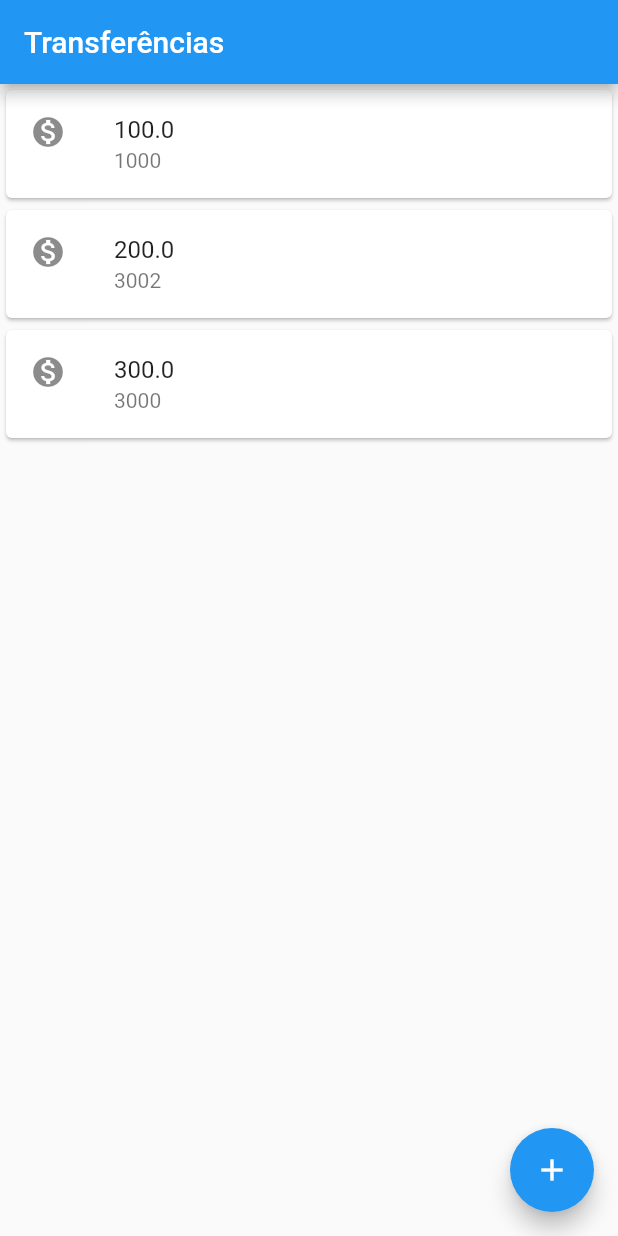
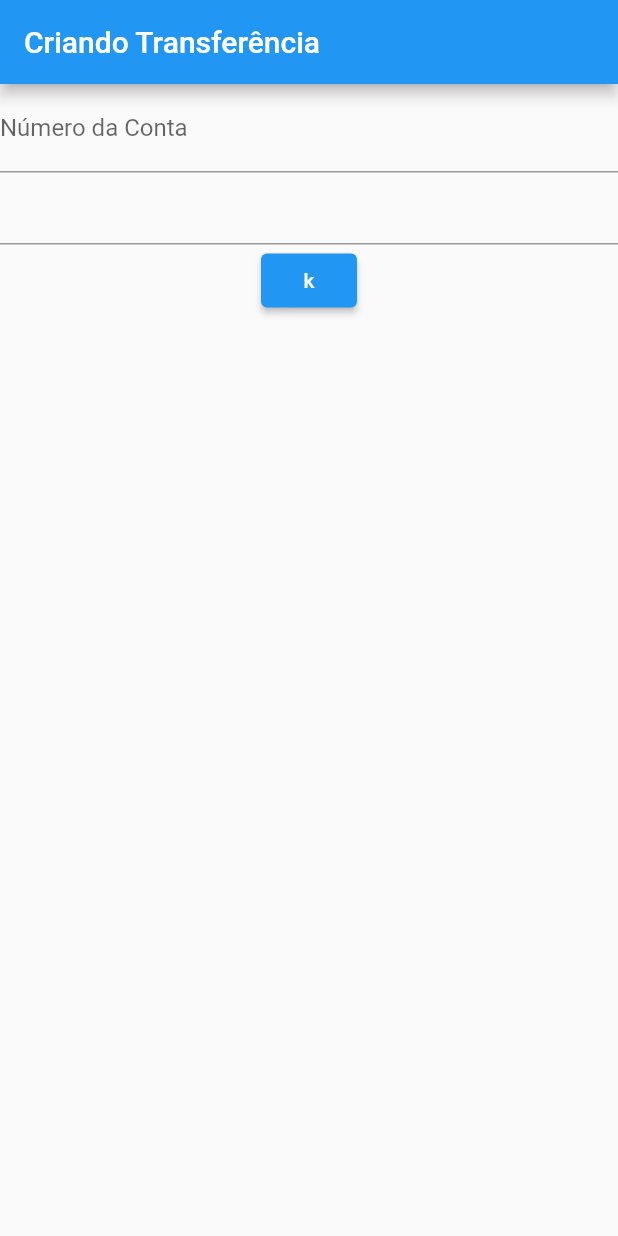
Before and after one commit to Gilmar-moraes/bytebank-alura-flutter, a Flutter app: the screen it shows after launch, on a phone screen of 412 x 824 dp. Run offline on Flutter 3.47's test engine with Material 2 defaults, Android fonts, the phone set to English and light mode, and no system bars.

Commit message:
entrega da primera feature

```diff
--- a/lib/main.dart
+++ b/lib/main.dart
@@ -1,33 +1,70 @@
 import 'package:flutter/material.dart';
 
-void main() =>
-    runApp(MaterialApp(
+void main() => runApp(ByteBankApp());
+
+class ByteBankApp extends StatelessWidget {
+  @override
+  Widget build(BuildContext context) {
+    return MaterialApp(
       home: Scaffold(
-        body: ListaTransferencia(),
-        appBar: AppBar(title: Text('Transferências'),),
-        floatingActionButton: FloatingActionButton(
-          onPressed: () {},
-          child: Icon(Icons.add),
+        body: FormularioTransferencia(),
+      ),
+    );
+  }
+}
+
+class FormularioTransferencia extends StatelessWidget {
+  @override
+  Widget build(BuildContext context) {
+    // TODO: implement build
+    return Scaffold(
+      appBar: AppBar(
+        title:
+          Text('Criando Transferência'),
+      ),
+      body: Column(
+        children: <Widget>[
+          TextField(
+            style: TextStyle(
+              fontSize: 16.0
+            ),
+            decoration: InputDecoration(
+              labelText: 'Número da Conta',
+              hintText: '0000'
             ),
           ),
-    ));
+          TextField(),
+          ElevatedButton(onPressed: (){}, child: Text("k")),
+        ],
+      ),
+    );
+  }
+}
 
 class ListaTransferencia extends StatelessWidget {
   @override
   Widget build(BuildContext context) {
     // TODO: implement build
-    return Column(
+    return Scaffold(
+      body: Column(
         children: <Widget>[
           ItemTransferencia(Transferencia(100.0, 1000)),
           ItemTransferencia(Transferencia(200.0, 3002)),
           ItemTransferencia(Transferencia(300.0, 3000)),
         ],
+      ),
+      appBar: AppBar(
+        title: Text('Transferências'),
+      ),
+      floatingActionButton: FloatingActionButton(
+        onPressed: () {},
+        child: Icon(Icons.add),
+      ),
     );
   }
 }
 
 class ItemTransferencia extends StatelessWidget {
-
   final Transferencia _transferencia;
 
   ItemTransferencia(this._transferencia);
```
Lines whose indentation alone changed are shown as unchanged.
